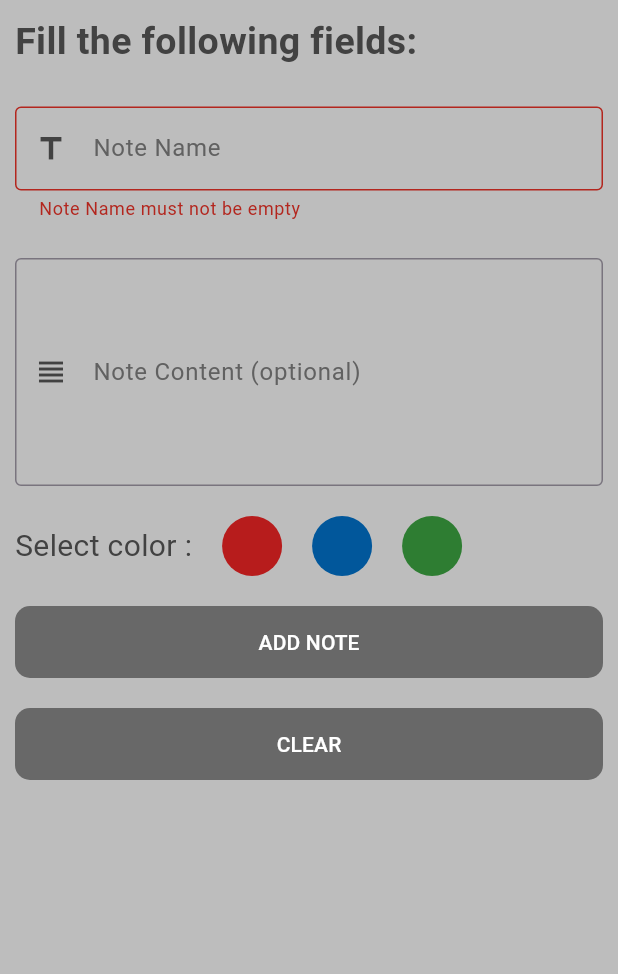
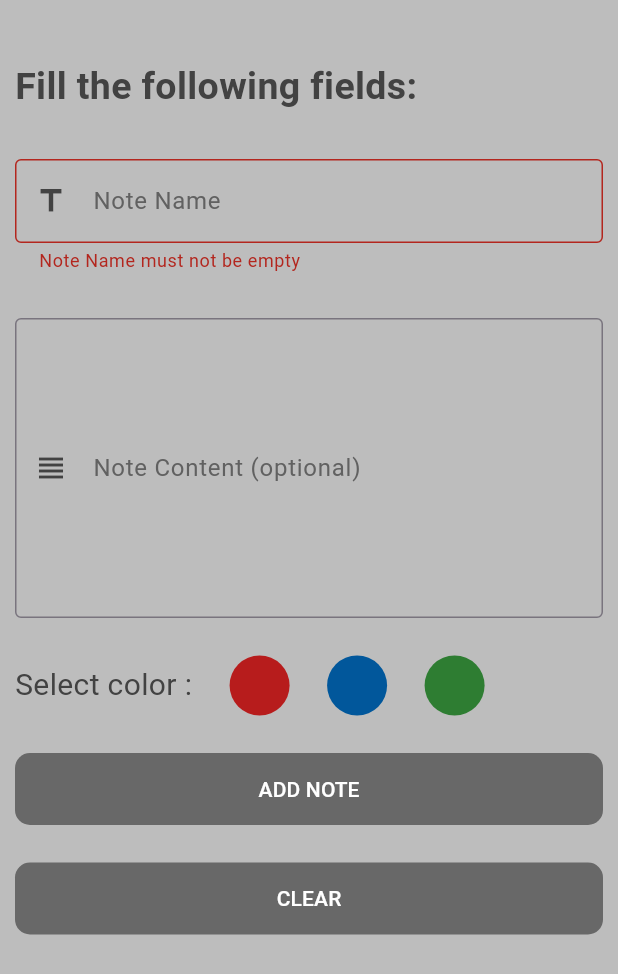
Before and after one commit to mahmoudnader150/notes_app, a Flutter app: the AddNote screen opened directly, after a tap on "ADD NOTE", on a phone screen of 412 x 824 dp. Shown: the top 974 px of the screen. Run offline on Flutter 3.47's test engine with Material 3 defaults, Android fonts, the phone set to English and light mode, and no system bars; our stand-ins replace bloc, dio, flutter_bloc; network calls fail.

Commit message:
Add styles and functions to the screens

```diff
--- a/front_end/lib/Layouts/add_note_screen.dart
+++ b/front_end/lib/Layouts/add_note_screen.dart
@@ -32,6 +32,7 @@ class AddNote extends StatelessWidget {
                     mainAxisAlignment: MainAxisAlignment.center,
                     crossAxisAlignment: CrossAxisAlignment.start,
                     children: [
+                      SizedBox(height: 30,),
                       Text(
                         "Fill the following fields:",
                         style: TextStyle(
@@ -40,7 +41,7 @@ class AddNote extends StatelessWidget {
                             color: Colors.grey[800]
                         ),
                       ),
-                      SizedBox(height: 25,),
+                      SizedBox(height: 30,),
                       defaultFormField(
                           controller: noteNameController,
                           type: TextInputType.text,
@@ -52,16 +53,16 @@ class AddNote extends StatelessWidget {
                           label: "Note Name",
                           prefix: Icons.title
                       ),
-                      SizedBox(height: 25,),
+                      SizedBox(height: 30,),
                       defaultFormField(
                           controller: noteContentController,
                           type: TextInputType.text,
                           validate: (value){},
                           label: "Note Content (optional)",
                           prefix: Icons.view_headline_sharp,
-                        maxLines: 5
+                        maxLines: 7
                       ),
-                      SizedBox(height: 20,),
+                      SizedBox(height: 25,),
                       Row(
                          children: [
                            Text("Select color :",
@@ -69,7 +70,7 @@ class AddNote extends StatelessWidget {
                              fontSize: 20,
                              color: Colors.grey[800]
                            ),),
-                           SizedBox(width: 20,),
+                           SizedBox(width: 25,),
                            Container(
                              child: Row(
                                children: [
@@ -83,7 +84,7 @@ class AddNote extends StatelessWidget {
                                      backgroundColor: Color(0xFFB71C1C),
                                    ),
                                  ),
-                                 SizedBox(width: 20,),
+                                 SizedBox(width: 25,),
                                  InkWell(
                                    onTap: (){
                                      NoteCubit.get(context).setColor("blue");
@@ -94,7 +95,7 @@ class AddNote extends StatelessWidget {
                                      backgroundColor: Color(0xFF01579B),
                                    ),
                                  ),
-                                 SizedBox(width: 20,),
+                                 SizedBox(width: 25,),
                                  InkWell(
                                    onTap: (){
                                      NoteCubit.get(context).setColor("green");
@@ -110,16 +111,18 @@ class AddNote extends StatelessWidget {
                            )
                          ],
                       ),
-                      SizedBox(height: 20,),
+                      SizedBox(height: 25,),
                       defaultButton(function: ()async{
                         if(formKey.currentState!.validate()) {
                           NoteCubit.get(context).postData(noteNameController.text, noteContentController.text,NoteCubit.get(context).cubitColor);                          // Note note = Note(name:noteNameController.text,content: noteContentController.text );
                           // print(note);
                           NoteCubit.get(context).fetchDataFromBackend();
-
+                          noteNameController.text = "";
+                          noteContentController.text = "";
+                          NoteCubit.get(context).setColor("grey");
                         }
                       }, text: "Add Note"),
-                      SizedBox(height: 20,),
+                      SizedBox(height: 25,),
                       defaultButton(function: (){
                         noteNameController.text = "";
                         noteContentController.text = "";
```
Also changed, not shown: front_end/lib/Layouts/archived_notes_screen.dart (+19 -9 lines), front_end/lib/Layouts/show_notes_screen.dart (+10 -3 lines).
